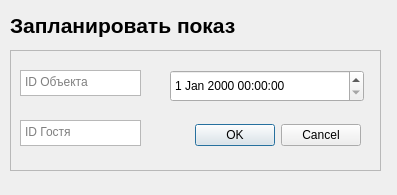
First picture: the form in UIes/Window_Impressions_add.ui, repository JustFlushMe/REPROJECTF, before the edit.
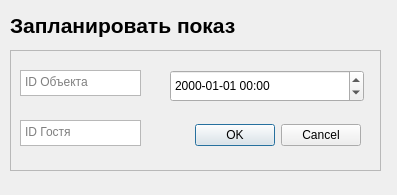
Second picture: the form after the edit.

The edit to the form file:
```diff
--- a/UIes/Window_Impressions_add.ui
+++ b/UIes/Window_Impressions_add.ui
@@ -148,6 +148,9 @@
       <height>32</height>
      </rect>
     </property>
+    <property name="displayFormat">
+     <string>yyyy-MM-dd HH:mm</string>
+    </property>
    </widget>
   </widget>
   <widget class="QLabel" name="label">
```
